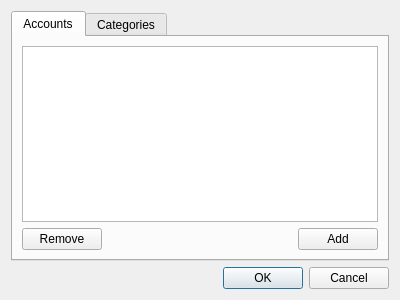
Qt form src/settingsdialog.ui (VSRonin/BudgetyMcBudgetface) before a commit.
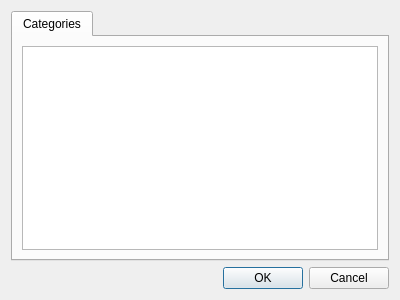
The same form after that commit. The open tabs and pages were chosen to show the change.

The edit to the form file:
```diff
--- a/src/settingsdialog.ui
+++ b/src/settingsdialog.ui
@@ -19,47 +19,6 @@
      <property name="currentIndex">
       <number>1</number>
      </property>
-     <widget class="QWidget" name="accountsTab">
-      <attribute name="title">
-       <string>Accounts</string>
-      </attribute>
-      <layout class="QVBoxLayout" name="verticalLayout_2">
-       <item>
-        <widget class="QTableView" name="accountsView"/>
-       </item>
-       <item>
-        <layout class="QHBoxLayout" name="horizontalLayout">
-         <item>
-          <widget class="QPushButton" name="removeAccountButton">
-           <property name="text">
-            <string>Remove</string>
-           </property>
-          </widget>
-         </item>
-         <item>
-          <spacer name="horizontalSpacer">
-           <property name="orientation">
-            <enum>Qt::Horizontal</enum>
-           </property>
-           <property name="sizeHint" stdset="0">
-            <size>
-             <width>40</width>
-             <height>20</height>
-            </size>
-           </property>
-          </spacer>
-         </item>
-         <item>
-          <widget class="QPushButton" name="addAccountButton">
-           <property name="text">
-            <string>Add</string>
-           </property>
-          </widget>
-         </item>
-        </layout>
-       </item>
-      </layout>
-     </widget>
      <widget class="QWidget" name="categoriesTab">
       <attribute name="title">
        <string>Categories</string>
```
Left out of the diff: 2 changed lines with no effect on the pictures.
